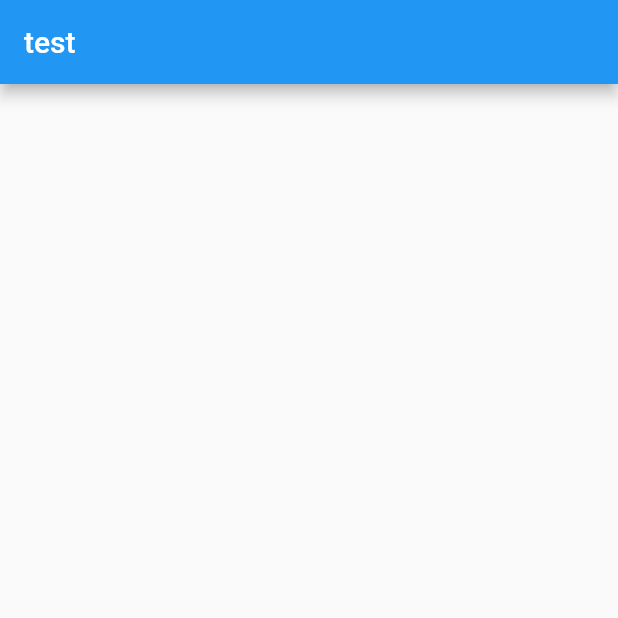
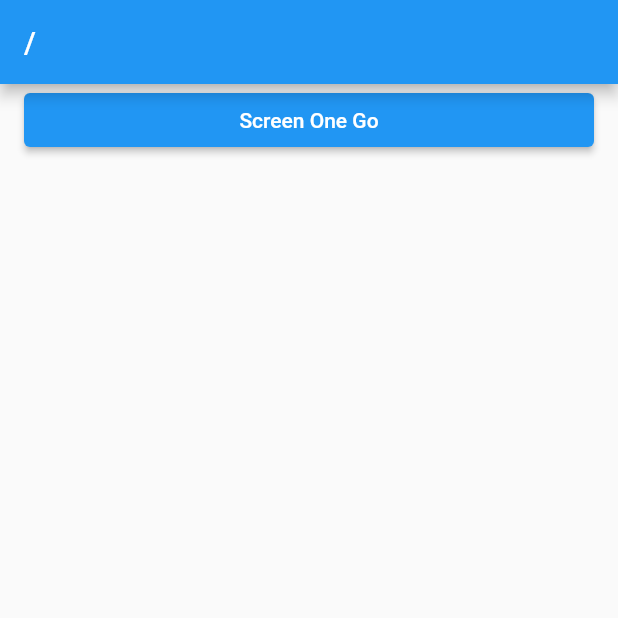
Before and after one commit to JayPark7821/flutter-prac, a Flutter app: the screen it shows after launch, on a phone screen of 412 x 824 dp, the top half of it. Run offline on Flutter 3.47's test engine with Material 2 defaults, Android fonts, the phone set to English and light mode, and no system bars; our stand-ins replace csv, dio, flutter_secure_storage, freezed_annotation, get_it, go_router and 9 more; accounts and stored records are empty; generated files the repository leaves out were written again.

Commit message:
go route

```diff
--- a/flutter_prac_go_route/lib/layout/default_layout.dart
+++ b/flutter_prac_go_route/lib/layout/default_layout.dart
@@ -1,4 +1,5 @@
 import 'package:flutter/material.dart';
+import 'package:go_router/go_router.dart';
 
 class DefaultLayout extends StatelessWidget {
   final Widget body;
@@ -10,9 +11,10 @@ class DefaultLayout extends StatelessWidget {
 
   @override
   Widget build(BuildContext context) {
+    final router = GoRouter.of(context);
     return Scaffold(
       appBar: AppBar(
-        title: Text('test'),
+        title: Text(router.location),
       ),
       body: Padding(
         padding: EdgeInsets.symmetric(horizontal: 16),
--- a/flutter_prac_go_route/lib/main.dart
+++ b/flutter_prac_go_route/lib/main.dart
@@ -1,5 +1,7 @@
 import 'package:flutter/material.dart';
+import 'package:flutter_prac_go_route/screen/1_screen.dart';
 import 'package:flutter_prac_go_route/screen/home_screen.dart';
+import 'package:go_router/go_router.dart';
 
 void main() {
   runApp(_App());
@@ -8,10 +10,26 @@ void main() {
 class _App extends StatelessWidget {
   const _App({Key? key}) : super(key: key);
 
+  GoRouter get _router => GoRouter(
+        initialLocation: '/',
+        routes: [
+          GoRoute(
+            path: '/',
+            builder: (_, state) => HomeScreen(),
+            routes: [
+              GoRoute(
+                path: 'one',
+                builder: (_, state) => OneScreen(),
+              ),
+            ],
+          ),
+        ],
+      );
+
   @override
   Widget build(BuildContext context) {
-    return MaterialApp(
-      home: HomeScreen(),
+    return MaterialApp.router(
+      routerConfig: _router,
     );
   }
 }
--- /dev/null
+++ b/flutter_prac_go_route/lib/screen/1_screen.dart
@@ -0,0 +1,15 @@
+import 'package:flutter/material.dart';
+import 'package:flutter_prac_go_route/layout/default_layout.dart';
+
+class OneScreen extends StatelessWidget {
+  const OneScreen({Key? key}) : super(key: key);
+
+  @override
+  Widget build(BuildContext context) {
+    return DefaultLayout(
+      body: Column(
+        children: [],
+      ),
+    );
+  }
+}
--- a/flutter_prac_go_route/lib/screen/home_screen.dart
+++ b/flutter_prac_go_route/lib/screen/home_screen.dart
@@ -1,5 +1,6 @@
 import 'package:flutter/material.dart';
 import 'package:flutter_prac_go_route/layout/default_layout.dart';
+import 'package:go_router/go_router.dart';
 
 class HomeScreen extends StatelessWidget {
   const HomeScreen({Key? key}) : super(key: key);
@@ -8,7 +9,14 @@ class HomeScreen extends StatelessWidget {
   Widget build(BuildContext context) {
     return DefaultLayout(
       body: Column(
-        children: [],
+        crossAxisAlignment: CrossAxisAlignment.stretch,
+        children: [
+          ElevatedButton(
+              onPressed: () {
+                context.go('/one');
+              },
+              child: Text('Screen One Go'))
+        ],
       ),
     );
   }
```
